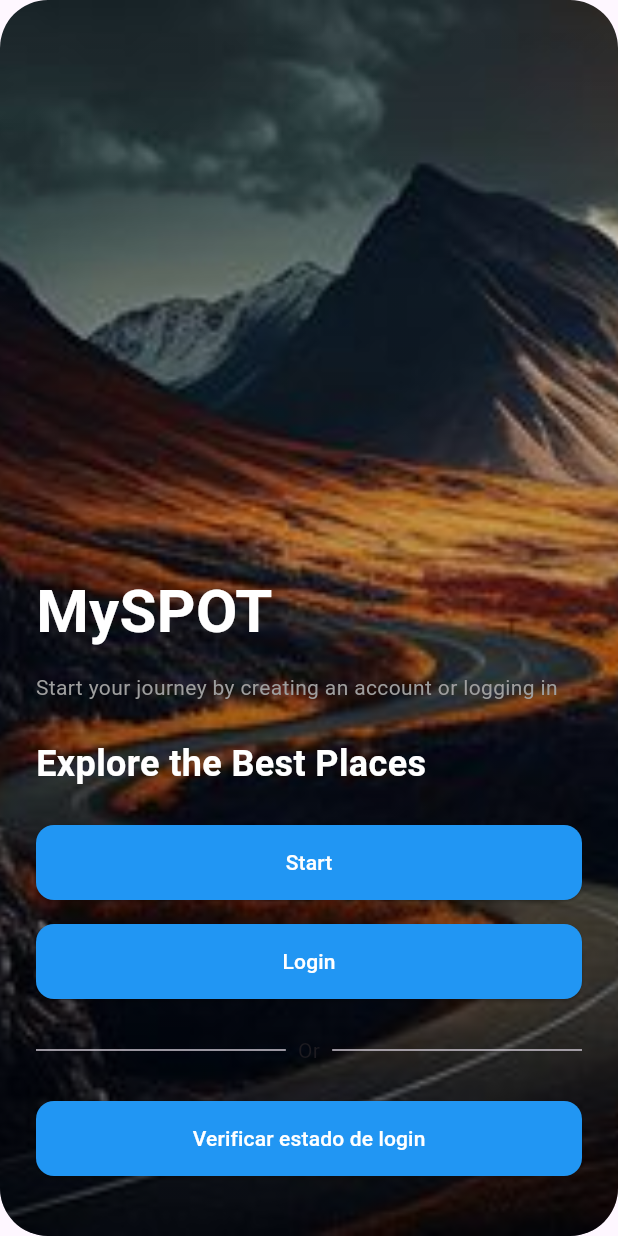
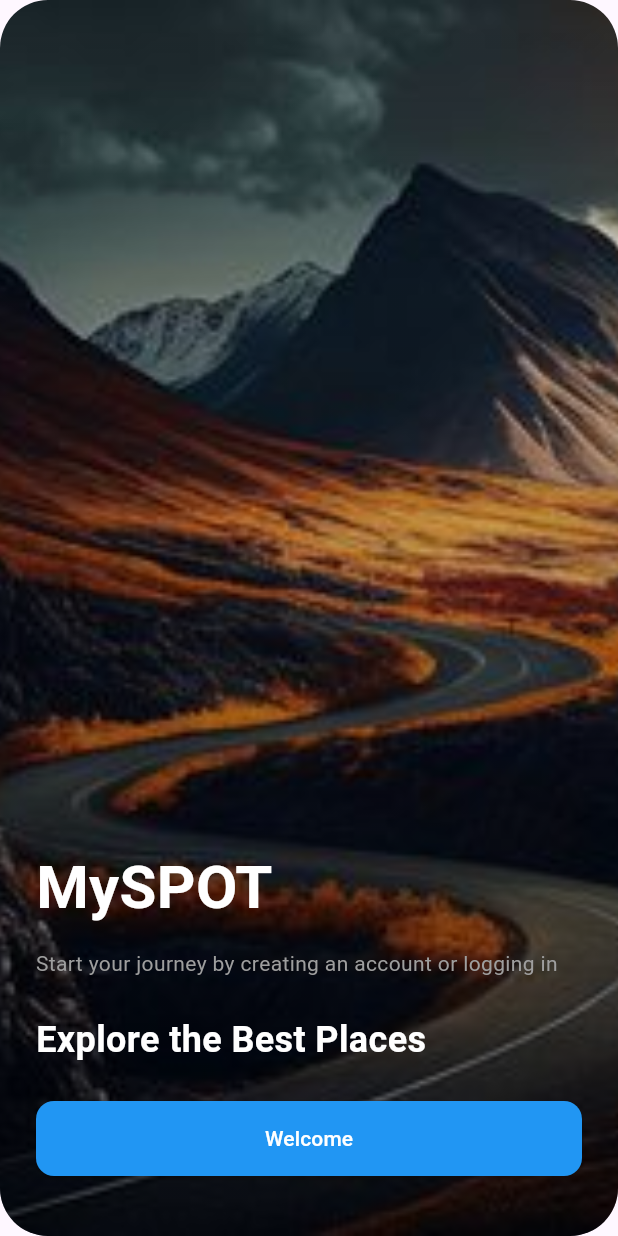
Before and after one commit to CesarS39/MySpot_App, a Flutter app: the screen it shows after launch, on a phone screen of 412 x 824 dp. Run offline on Flutter 3.47's test engine with Material 3 defaults, Android fonts, the phone set to English and light mode, and no system bars; our stand-ins replace firebase_auth, firebase_core, geocoding, geolocator, google_maps_flutter, shared_preferences and 1 more; accounts and stored records are empty.

Commit message:
Se dejo unicamente el boton de iniciar en welcome y se cambio la ip del servicio fastapi

```diff
--- a/lib/screens/welcome_screen.dart
+++ b/lib/screens/welcome_screen.dart
@@ -88,21 +88,9 @@ class WelcomeScreen extends StatelessWidget {
                   ),
                   const SizedBox(height: 24),
 
-                  // Botón Start
-                  CustomButton(
-                    text: 'Start',
-                    onPressed: () {
-                      Navigator.push(
-                        context,
-                        MaterialPageRoute(builder: (context) => RegisterScreen3()),
-                      );
-                    },
-                  ),
-                  const SizedBox(height: 16),
-
-                  // Botón Login
-                  CustomButton(
-                    text: 'Login',
+                  Center(
+                    child: CustomButton(
+                      text: 'Welcome',
                       onPressed: () {
                         Navigator.push(
                           context,
@@ -110,25 +98,6 @@ class WelcomeScreen extends StatelessWidget {
                         );
                       },
                     ),
-                  const SizedBox(height: 24),
-
-                  // Divider y "Or"
-                  const DividerWithText(text: "Or"),
-                  const SizedBox(height: 24),
-
-                  // Botón para verificar el estado de login
-                  CustomButton(
-                    text: 'Verificar estado de login',
-                    onPressed: () {
-                      final user = FirebaseAuth.instance.currentUser;
-                      final message = user != null
-                          ? 'Estás logeado como ${user.email}'
-                          : 'No estás logeado';
-
-                      ScaffoldMessenger.of(context).showSnackBar(
-                        SnackBar(content: Text(message)),
-                      );
-                    },
                   ),
                 ],
               ),
--- a/lib/services/place_service.dart
+++ b/lib/services/place_service.dart
@@ -9,7 +9,7 @@ Future<String?> getFirebaseToken() async {
 }
 
 class PlaceService {
-  static const String baseUrl = "http://192.168.100.105:8000"; // IP de tu Mac
+  static const String baseUrl = "http://172.20.10.2:8000"; // IP de tu Mac
 
   static Future<List<Map<String, dynamic>>> fetchPopularPlaces() async {
     final token = await getFirebaseToken();
```
Lines whose indentation alone changed are shown as unchanged.
